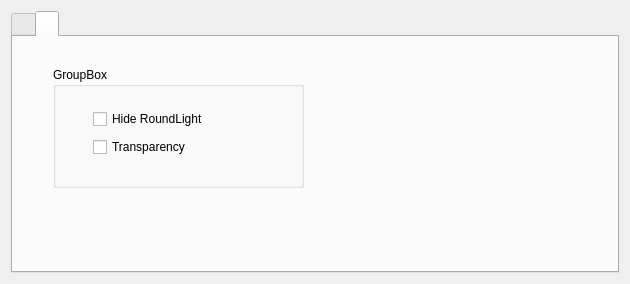
Qt form form.ui (squawk7x/Qt-Designer) before a commit.
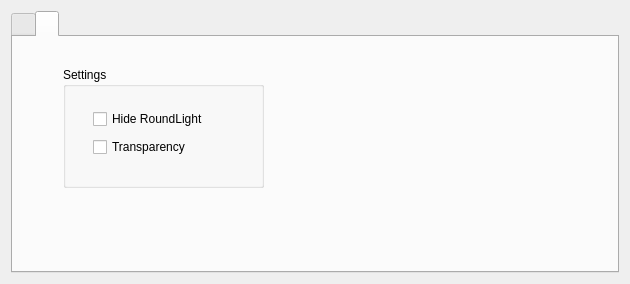
The same form after that commit. The open tabs and pages were chosen to show the change. Custom widgets are drawn as their Qt base class.

Commit message: pointers to ui form corrected

Patch:
```diff
--- a/form.ui
+++ b/form.ui
@@ -19,9 +19,12 @@
   <property name="windowTitle">
    <string>Berlin-Uhr</string>
   </property>
-  <layout class="QGridLayout" name="gridLayout">
-   <item row="1" column="0">
-    <widget class="QTabWidget" name="indicator">
+  <layout class="QVBoxLayout" name="verticalLayout_3">
+   <item>
+    <widget class="QTabWidget" name="tabs">
+     <property name="autoFillBackground">
+      <bool>false</bool>
+     </property>
      <property name="currentIndex">
       <number>1</number>
      </property>
@@ -603,19 +606,22 @@
       <widget class="QGroupBox" name="groupBox">
        <property name="geometry">
         <rect>
-         <x>40</x>
+         <x>50</x>
          <y>30</y>
-         <width>251</width>
+         <width>201</width>
          <height>121</height>
         </rect>
        </property>
+       <property name="layoutDirection">
+        <enum>Qt::LeftToRight</enum>
+       </property>
        <property name="title">
-        <string>GroupBox</string>
+        <string>Settings</string>
        </property>
-       <widget class="QWidget" name="">
+       <widget class="QWidget" name="layoutWidget">
         <property name="geometry">
          <rect>
-          <x>40</x>
+          <x>30</x>
           <y>40</y>
           <width>142</width>
           <height>54</height>
```
Left out of the diff: 13 changed lines with no effect on the pictures. The commit also changes 1 other file.
